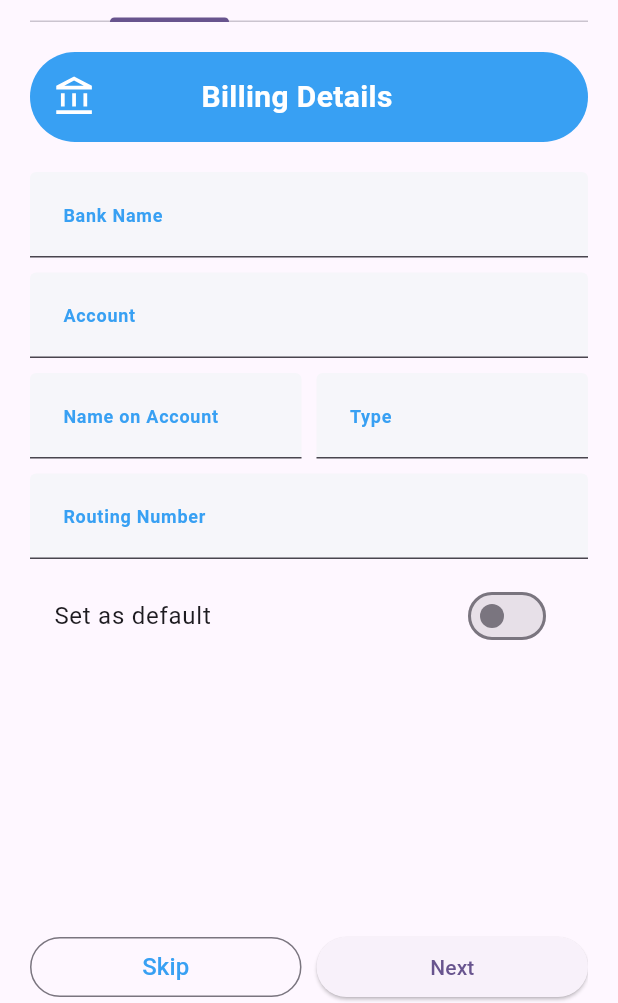
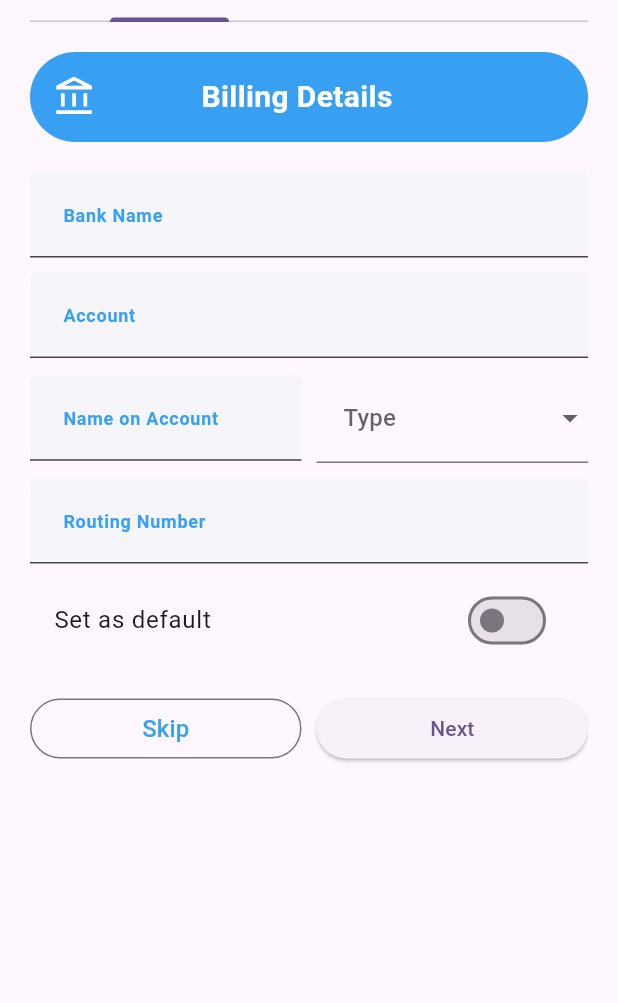
Before and after one commit to fineratech/FinPackages, a Flutter app: the AddBankAccount screen opened directly with empty values, on a phone screen of 412 x 824 dp, the part 233-1236 px from its top. Run offline on Flutter 3.47's test engine with Material 3 defaults, Android fonts, the phone set to English and light mode, and no system bars; drawn by our look-alikes of flutter_form_builder; our stand-ins replace csc_picker, dio, file_picker, flutter_credit_card, flutter_svg, form_builder_validators and 5 more; missing offline and left inert: control_style, talker_dio_logger; statements that could not run were skipped; project files that could hold a hidden picture were left out.

Commit message:
Fixing bank_details package

```diff
--- a/bank_details/lib/src/add_account_details/add_account_details_view.dart
+++ b/bank_details/lib/src/add_account_details/add_account_details_view.dart
@@ -2,18 +2,18 @@ import 'package:bank_details/src/add_account_details/add_bank_details/add_bank_d
 import 'package:bank_details/src/add_account_details/add_card_details/add_card_details_view.dart';
 import 'package:fin_commons/fin_commons.dart';
 import 'package:flutter/material.dart';
-import 'package:flutter_credit_card/flutter_credit_card.dart';
+// import 'package:flutter_credit_card/flutter_credit_card.dart';
 
 class AddBankAccount extends StatelessWidget {
   const AddBankAccount({
     super.key,
-    required this.onSkip,
-    required this.onAddBankDetails,
-    required this.onAddCardDetails,
+    required this.onDone,
+    // required this.onAddBankDetails,
+    // required this.onAddCardDetails,
   });
-  final VoidCallback onSkip;
-  final Function(BankDetails) onAddBankDetails;
-  final Function(CreditCardModel) onAddCardDetails;
+  final VoidCallback onDone;
+  // final Function(BankDetails) onAddBankDetails;
+  // final Function(CreditCardModel) onAddCardDetails;
 
   @override
   Widget build(BuildContext context) {
@@ -52,12 +52,10 @@ class AddBankAccount extends StatelessWidget {
                 child: TabBarView(
                   children: [
                     AddBankDetailsView(
-                      onSkip: onSkip,
-                      onAddBankDetails: onAddBankDetails,
+                      onDone: onDone,
                     ),
                     AddCardDetailsView(
-                      onSkip: onSkip,
-                      onAddCardDetails: onAddCardDetails,
+                      onDone: onDone,
                     ),
                   ],
                 ),
--- a/bank_details/lib/src/add_account_details/add_bank_details/add_bank_details_view.dart
+++ b/bank_details/lib/src/add_account_details/add_bank_details/add_bank_details_view.dart
@@ -9,10 +9,12 @@ import '../../../app_colors.dart';
 import '../../widgets/header.dart';
 
 class AddBankDetailsView extends StatelessWidget {
-  const AddBankDetailsView(
-      {super.key, required this.onSkip, required this.onAddBankDetails});
-  final VoidCallback onSkip;
-  final Function(BankDetails) onAddBankDetails;
+  const AddBankDetailsView({
+    super.key,
+    required this.onDone,
+  });
+  final VoidCallback onDone;
+  // final Function(BankDetails) onAddBankDetails;
 
   @override
   Widget build(BuildContext context) {
@@ -20,7 +22,8 @@ class AddBankDetailsView extends StatelessWidget {
       create: (context) => AddBankDetailsViewModel(),
       child: Consumer<AddBankDetailsViewModel>(
         builder: (context, viewModel, _) {
-          return FormBuilder(
+          return SingleChildScrollView(
+            child: FormBuilder(
               key: viewModel.formKey,
               child: Column(
                 crossAxisAlignment: CrossAxisAlignment.start,
@@ -64,11 +67,24 @@ class AddBankDetailsView extends StatelessWidget {
                         width: 10,
                       ),
                       Expanded(
-                      child: CustomTextField(
+                        child: CustomDropdownField(
                           name: "type",
                           hintText: "Type",
-                        controller: viewModel.type,
                           validator: FormBuilderValidators.required(),
+                          onChanged: (value) {
+                            viewModel.type = value;
+                          },
+                          items: [
+                            "Checking",
+                            "Savings",
+                          ]
+                              .map(
+                                (e) => DropdownMenuItem(
+                                  value: e,
+                                  child: Text(e),
+                                ),
+                              )
+                              .toList(),
                         ),
                       )
                     ],
@@ -92,14 +108,16 @@ class AddBankDetailsView extends StatelessWidget {
                     },
                     title: const Text("Set as default"),
                   ),
-                const Spacer(),
+                  const SizedBox(
+                    height: 20,
+                  ),
                   SafeArea(
                     top: false,
                     child: Row(
                       children: [
                         Expanded(
                           child: OutlinedButton(
-                          onPressed: onSkip,
+                            onPressed: onDone,
                             child: const Text(
                               "Skip",
                               style: TextStyle(
@@ -121,7 +139,7 @@ class AddBankDetailsView extends StatelessWidget {
                                   bankName: viewModel.bankName.text,
                                   account: viewModel.account.text,
                                   nameOnAccount: viewModel.nameOnAccount.text,
-                                type: viewModel.type.text,
+                                  type: viewModel.type ?? "Checking",
                                   routingNumber: viewModel.routingNumber.text,
                                   isDefault: viewModel.isDefault,
                                 );
@@ -138,6 +156,7 @@ class AddBankDetailsView extends StatelessWidget {
                   )
                 ],
               ),
+            ),
           );
         },
       ),
--- a/bank_details/lib/src/add_account_details/add_bank_details/add_bank_details_view_model.dart
+++ b/bank_details/lib/src/add_account_details/add_bank_details/add_bank_details_view_model.dart
@@ -7,27 +7,32 @@ class AddBankDetailsViewModel extends ChangeNotifier {
   }
 
   bool _isDefault = false;
+  String? _type;
 
   GlobalKey<FormBuilderState> formKey = GlobalKey<FormBuilderState>();
 
   bool get isDefault => _isDefault;
+  String? get type => _type;
 
   set isDefault(bool val) {
     _isDefault = val;
     notifyListeners();
   }
 
+  set type(String? val) {
+    _type = val;
+    notifyListeners();
+  }
+
   late TextEditingController bankName;
   late TextEditingController account;
   late TextEditingController nameOnAccount;
-  late TextEditingController type;
   late TextEditingController routingNumber;
 
   void initialize() {
     bankName = TextEditingController();
     account = TextEditingController();
     nameOnAccount = TextEditingController();
-    type = TextEditingController();
     routingNumber = TextEditingController();
   }
 
@@ -36,7 +41,6 @@ class AddBankDetailsViewModel extends ChangeNotifier {
     bankName.dispose();
     account.dispose();
     nameOnAccount.dispose();
-    type.dispose();
     routingNumber.dispose();
     super.dispose();
   }
--- a/bank_details/pubspec.yaml
+++ b/bank_details/pubspec.yaml
@@ -24,10 +24,15 @@ dependencies:
   modal_progress_hud_nsn: ^0.5.1
   control_style: ^0.1.0
   flutter_credit_card: ^4.0.1
+  logger: ^2.2.0
   fin_commons:
     git:
       url: https://github.com/fineratech/FinPackages.git
       path: fin_commons
+  fin_api_functions:
+    git:
+      url: https://github.com/fineratech/FinPackages.git
+      path: fin_api_functions
 
 
 dev_dependencies:
```
Also changed, not shown: bank_details/lib/src/add_account_details/add_account_details_view_model.dart (added, +27 -0 lines), bank_details/lib/src/add_account_details/add_card_details/add_card_details_view.dart (+8 -5 lines), fin_api_functions/lib/src/services/api_functions_service.dart (+9 -2 lines), 2 other files. Lines whose indentation alone changed are shown as unchanged.
